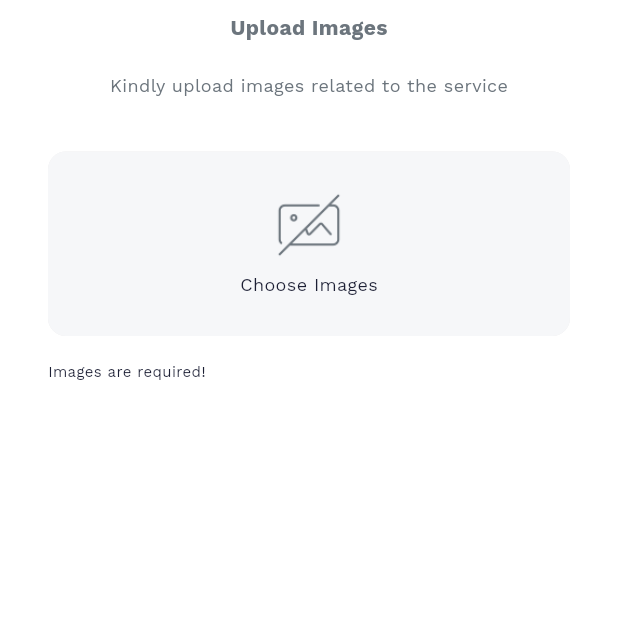
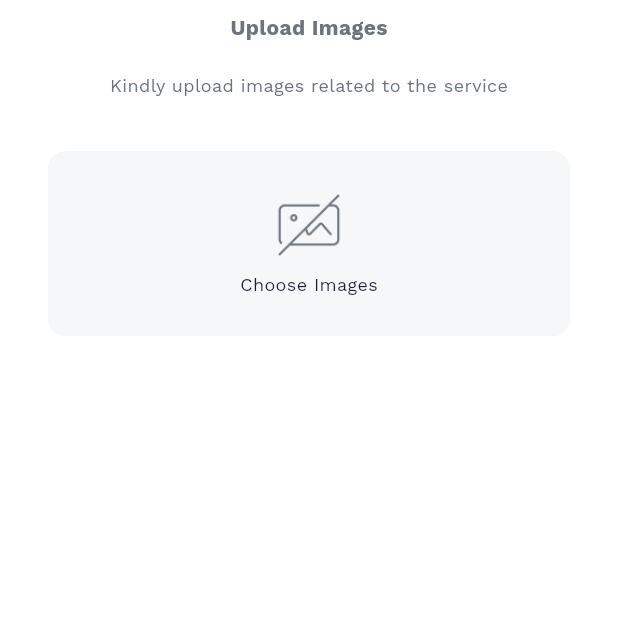
Before and after one commit to IamShaDoW666/fixit_customer_app, a Flutter app: the BookingServiceImage screen opened directly with empty values, on a phone screen of 412 x 824 dp, the top half of it. Run offline on Flutter 3.47's test engine with Material 2 defaults, Android fonts, the phone set to English and light mode, and no system bars; drawn by our look-alikes of nb_utils; our stand-ins replace cached_network_image, cloud_firestore, country_picker, firebase_auth, firebase_core, firebase_crashlytics and 18 more; missing offline and left inert: cinetpay, firebase_pagination, flutter_custom_tabs, flutter_stripe, flutterwave_standard, onesignal_flutter and 3 more; accounts and stored records are empty; generated files the repository leaves out were written again; project files that could hold a hidden picture were left out.

Commit message:
make image upload optional

```diff
--- a/lib/component/custom_image_picker.dart
+++ b/lib/component/custom_image_picker.dart
@@ -118,8 +118,6 @@ class _CustomImagePickerState extends State<CustomImagePicker> {
           ),
         ),
         16.height,
-        Text('Images are required!', style: secondaryTextStyle(size: 10)),
-        16.height,
         HorizontalList(
           itemCount: imageFiles.length,
           spacing: 16,
--- a/lib/screens/booking/component/booking_service_image.dart
+++ b/lib/screens/booking/component/booking_service_image.dart
@@ -150,9 +150,6 @@ class _BookingServiceImageState extends State<BookingServiceImage> {
                 AppButton(
                   onTap: () {
                     hideKeyboard(context);
-                    if (imageFiles.isEmpty) {
-                      return toast("Please select images");
-                    }
                     customStepperController.nextPage(
                         duration: 200.milliseconds, curve: Curves.easeInOut);
                   },
```
